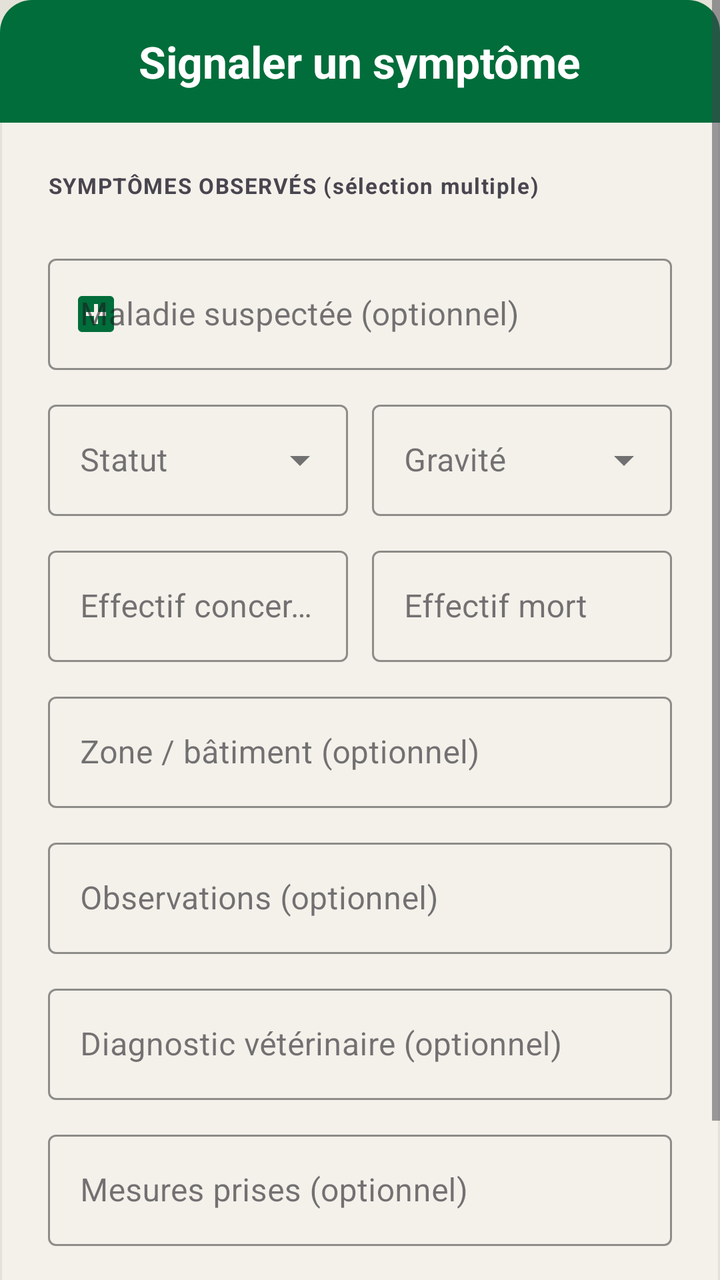
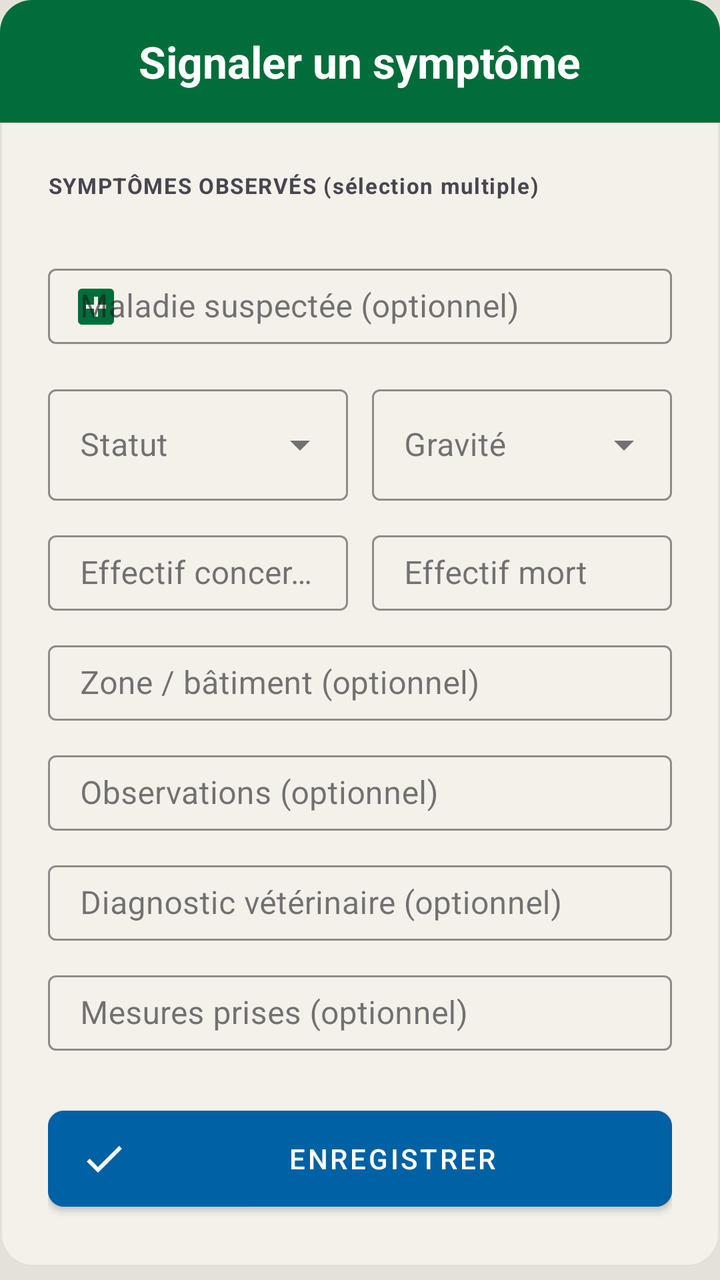

The first picture is an Android layout as it rendered before a commit; the second is the same layout after the commit. The layout source and the unified diff follow.
<!-- AndroidManifest.xml: application theme Theme.Poulailler_copilot -->
<!-- res/layout/dialog_add_disease.xml -->
<?xml version="1.0" encoding="utf-8"?>
<ScrollView xmlns:android="http://schemas.android.com/apk/res/android"
    xmlns:app="http://schemas.android.com/apk/res-auto"
    android:layout_width="match_parent"
    android:layout_height="wrap_content"
    android:maxHeight="650dp">

<LinearLayout
    android:layout_width="match_parent"
    android:layout_height="wrap_content"
    android:orientation="vertical"
    android:background="@drawable/bg_dialog_dark">

    <LinearLayout
        android:layout_width="match_parent"
        android:layout_height="wrap_content"
        android:background="@drawable/bg_dialog_header"
        android:padding="16dp"
        android:gravity="center">
        <TextView
            android:layout_width="wrap_content"
            android:layout_height="wrap_content"
            android:text="Signaler un symptôme"
            android:textColor="@color/white"
            android:textSize="22sp"
            android:textStyle="bold"/>
    </LinearLayout>

    <LinearLayout
        android:layout_width="match_parent"
        android:layout_height="wrap_content"
        android:orientation="vertical"
        android:padding="24dp">

        <TextView
            android:layout_width="match_parent"
            android:layout_height="wrap_content"
            android:text="SYMPTÔMES OBSERVÉS (sélection multiple)"
            android:textColor="@color/text_secondary"
            android:textSize="11sp"
            android:textStyle="bold"
            android:letterSpacing="0.05"
            android:layout_marginBottom="8dp" />

        <com.google.android.material.chip.ChipGroup
            android:id="@+id/chipGroupSymptoms"
            android:layout_width="match_parent"
            android:layout_height="wrap_content"
            android:layout_marginBottom="16dp"
            app:singleLine="false">
            
        </com.google.android.material.chip.ChipGroup>

        <com.google.android.material.textfield.TextInputLayout
            android:layout_width="match_parent"
            android:layout_height="wrap_content"
            android:hint="Maladie suspectée (optionnel)"
            style="@style/Widget.MaterialComponents.TextInputLayout.OutlinedBox"
            android:layout_marginBottom="12dp"
            app:hintTextColor="@color/text_secondary"
            app:boxStrokeColor="@color/primary"
            app:startIconDrawable="@drawable/ic_disease"
            app:startIconTint="@color/primary">
            <com.google.android.material.textfield.TextInputEditText
                android:id="@+id/etSuspectedDisease"
                android:layout_width="match_parent"
                android:layout_height="wrap_content"
                android:textColor="@color/text_primary" />
        </com.google.android.material.textfield.TextInputLayout>

        <LinearLayout
            android:layout_width="match_parent"
            android:layout_height="wrap_content"
            android:orientation="horizontal"
            android:layout_marginBottom="12dp">
            <com.google.android.material.textfield.TextInputLayout
                android:id="@+id/tilDiseaseStatus"
                style="@style/Widget.MaterialComponents.TextInputLayout.OutlinedBox.ExposedDropdownMenu"
                android:layout_width="0dp"
                android:layout_weight="1"
                android:layout_height="wrap_content"
                android:layout_marginEnd="6dp"
                android:hint="Statut"
                app:hintTextColor="@color/text_secondary"
                app:boxStrokeColor="@color/primary">
                <AutoCompleteTextView
                    android:id="@+id/actvDiseaseStatus"
                    android:layout_width="match_parent"
                    android:layout_height="wrap_content"
                    android:inputType="none"
                    android:textColor="@color/text_primary" />
            </com.google.android.material.textfield.TextInputLayout>

            <com.google.android.material.textfield.TextInputLayout
                android:id="@+id/tilDiseaseSeverity"
                style="@style/Widget.MaterialComponents.TextInputLayout.OutlinedBox.ExposedDropdownMenu"
                android:layout_width="0dp"
                android:layout_weight="1"
                android:layout_height="wrap_content"
                android:layout_marginStart="6dp"
                android:hint="Gravité"
                app:hintTextColor="@color/text_secondary"
                app:boxStrokeColor="@color/primary">
                <AutoCompleteTextView
                    android:id="@+id/actvDiseaseSeverity"
                    android:layout_width="match_parent"
                    android:layout_height="wrap_content"
                    android:inputType="none"
                    android:textColor="@color/text_primary" />
            </com.google.android.material.textfield.TextInputLayout>
        </LinearLayout>

        <LinearLayout
            android:layout_width="match_parent"
            android:layout_height="wrap_content"
            android:orientation="horizontal"
            android:layout_marginBottom="12dp">
            <com.google.android.material.textfield.TextInputLayout
                android:layout_width="0dp"
                android:layout_weight="1"
                android:layout_height="wrap_content"
                android:layout_marginEnd="6dp"
                android:hint="Effectif concerné"
                style="@style/Widget.MaterialComponents.TextInputLayout.OutlinedBox"
                app:hintTextColor="@color/text_secondary"
                app:boxStrokeColor="@color/primary">
                <com.google.android.material.textfield.TextInputEditText
                    android:id="@+id/etAffectedCount"
                    android:layout_width="match_parent"
                    android:layout_height="wrap_content"
                    android:inputType="number"
                    android:textColor="@color/text_primary" />
            </com.google.android.material.textfield.TextInputLayout>

            <com.google.android.material.textfield.TextInputLayout
                android:layout_width="0dp"
                android:layout_weight="1"
                android:layout_height="wrap_content"
                android:layout_marginStart="6dp"
                android:hint="Effectif mort"
                style="@style/Widget.MaterialComponents.TextInputLayout.OutlinedBox"
                app:hintTextColor="@color/text_secondary"
                app:boxStrokeColor="@color/primary">
                <com.google.android.material.textfield.TextInputEditText
                    android:id="@+id/etDeathCount"
                    android:layout_width="match_parent"
                    android:layout_height="wrap_content"
                    android:inputType="number"
                    android:textColor="@color/text_primary" />
            </com.google.android.material.textfield.TextInputLayout>
        </LinearLayout>

        <com.google.android.material.textfield.TextInputLayout
            android:layout_width="match_parent"
            android:layout_height="wrap_content"
            android:hint="Zone / bâtiment (optionnel)"
            style="@style/Widget.MaterialComponents.TextInputLayout.OutlinedBox"
            android:layout_marginBottom="12dp"
            app:hintTextColor="@color/text_secondary"
            app:boxStrokeColor="@color/primary">
            <com.google.android.material.textfield.TextInputEditText
                android:id="@+id/etDiseaseZone"
                android:layout_width="match_parent"
                android:layout_height="wrap_content"
                android:textColor="@color/text_primary" />
        </com.google.android.material.textfield.TextInputLayout>

        <com.google.android.material.textfield.TextInputLayout
            android:layout_width="match_parent"
            android:layout_height="wrap_content"
            android:hint="Observations (optionnel)"
            style="@style/Widget.MaterialComponents.TextInputLayout.OutlinedBox"
            android:layout_marginBottom="12dp"
            app:hintTextColor="@color/text_secondary"
            app:boxStrokeColor="@color/primary">
            <com.google.android.material.textfield.TextInputEditText
                android:id="@+id/etObserverNotes"
                android:layout_width="match_parent"
                android:layout_height="wrap_content"
                android:textColor="@color/text_primary" />
        </com.google.android.material.textfield.TextInputLayout>

        <com.google.android.material.textfield.TextInputLayout
            android:layout_width="match_parent"
            android:layout_height="wrap_content"
            android:hint="Diagnostic vétérinaire (optionnel)"
            style="@style/Widget.MaterialComponents.TextInputLayout.OutlinedBox"
            android:layout_marginBottom="12dp"
            app:hintTextColor="@color/text_secondary"
            app:boxStrokeColor="@color/primary">
            <com.google.android.material.textfield.TextInputEditText
                android:id="@+id/etVetDiagnosis"
                android:layout_width="match_parent"
                android:layout_height="wrap_content"
                android:textColor="@color/text_primary" />
        </com.google.android.material.textfield.TextInputLayout>

        <com.google.android.material.textfield.TextInputLayout
            android:layout_width="match_parent"
            android:layout_height="wrap_content"
            android:hint="Mesures prises (optionnel)"
            style="@style/Widget.MaterialComponents.TextInputLayout.OutlinedBox"
            android:layout_marginBottom="24dp"
            app:hintTextColor="@color/text_secondary"
            app:boxStrokeColor="@color/primary">
            <com.google.android.material.textfield.TextInputEditText
                android:id="@+id/etActionsTaken"
                android:layout_width="match_parent"
                android:layout_height="wrap_content"
                android:textColor="@color/text_primary" />
        </com.google.android.material.textfield.TextInputLayout>

        <com.google.android.material.button.MaterialButton
            android:id="@+id/btnSaveDisease"
            android:layout_width="match_parent"
            android:layout_height="60dp"
            android:text="ENREGISTRER"
            android:backgroundTint="@color/accent_blue"
            android:textColor="@color/white"
            app:cornerRadius="8dp"
            app:icon="@drawable/ic_check"
            app:iconTint="@color/white"/>
    </LinearLayout>
</LinearLayout>
</ScrollView>
<!-- resources referenced by this layout -->
<resources>
  <color name="accent_blue">#0061A4</color>
  <color name="primary">#006D3A</color>
  <color name="text_primary">#1C1B1F</color>
  <color name="text_secondary">#49454F</color>
  <color name="white">#FFFFFFFF</color>
  <!-- drawable bg_dialog_dark (drawable) -->
  <?xml version="1.0" encoding="utf-8"?>
  <shape xmlns:android="http://schemas.android.com/apk/res/android">
      <solid android:color="@color/surface" />
      <stroke
          android:width="1dp"
          android:color="@color/off_white" />
      <corners android:radius="16dp" />
  </shape>
  <!-- drawable bg_dialog_header (drawable) -->
  <?xml version="1.0" encoding="utf-8"?>
  <shape xmlns:android="http://schemas.android.com/apk/res/android">
      <solid android:color="@color/primary" />
      <corners
          android:topLeftRadius="16dp"
          android:topRightRadius="16dp" />
  </shape>
  <style name="Theme.Poulailler_copilot" parent="Theme.MaterialComponents.DayNight.NoActionBar">
          
          <item name="colorPrimary">@color/primary</item>
          <item name="colorPrimaryVariant">@color/primary_variant</item>
          <item name="colorOnPrimary">@color/white</item>
  
          
          <item name="colorSecondary">@color/secondary</item>
          <item name="colorSecondaryVariant">@color/secondary_variant</item>
          <item name="colorOnSecondary">@color/white</item>
  
          
          <item name="android:windowBackground">@color/background</item>
          <item name="colorSurface">@color/surface</item>
          <item name="colorOnSurface">@color/text_primary</item>
          <item name="colorOnSurfaceVariant">@color/text_secondary</item>
  
          
          <item name="android:textColorPrimary">@color/text_primary</item>
          <item name="android:textColorSecondary">@color/text_secondary</item>
  
          
          <item name="android:statusBarColor">?attr/colorPrimaryVariant</item>
  
          
          <item name="materialCardViewStyle">@style/Widget.App.CardView</item>
          <item name="shapeAppearanceLargeComponent">@style/ShapeAppearance.App.LargeComponent</item>
  
          
          <item name="materialAlertDialogTheme">@style/ThemeOverlay.App.MaterialAlertDialog</item>
          <item name="alertDialogTheme">@style/ThemeOverlay.App.MaterialAlertDialog</item>
      </style>
  <color name="surface">#F3F1EA</color>
  <color name="off_white">#E4E2D8</color>
  <color name="primary_variant">#004D22</color>
  <color name="secondary">#43A047</color>
  <color name="secondary_variant">#2E7D32</color>
  <color name="background">@color/off_white</color>
  <style name="Widget.App.CardView" parent="Widget.MaterialComponents.CardView">
          <item name="cardElevation">2dp</item>
          <item name="cardCornerRadius">16dp</item>
          <item name="cardBackgroundColor">@color/surface</item>
          <item name="strokeWidth">0dp</item>
      </style>
  <style name="ShapeAppearance.App.LargeComponent" parent="ShapeAppearance.MaterialComponents.LargeComponent">
          <item name="cornerFamily">rounded</item>
          <item name="cornerSize">16dp</item>
      </style>
  <style name="ThemeOverlay.App.MaterialAlertDialog" parent="ThemeOverlay.MaterialComponents.MaterialAlertDialog">
          <item name="colorSurface">@color/surface</item>
          <item name="colorOnSurface">@color/text_primary</item>
          <item name="android:textColorPrimary">@color/text_primary</item>
      </style>
  <!-- unchanged entries left out for length: 2 -->
</resources>

<!-- the commit's change to res/layout/dialog_add_disease.xml (unified diff, before → after) -->
@@ -55,13 +55,14 @@
             android:layout_width="match_parent"
             android:layout_height="wrap_content"
             android:hint="Maladie suspectée (optionnel)"
-            style="@style/Widget.MaterialComponents.TextInputLayout.OutlinedBox"
+            style="@style/Widget.MaterialComponents.TextInputLayout.OutlinedBox.Dense"
             android:layout_marginBottom="12dp"
             app:hintTextColor="@color/text_secondary"
             app:boxStrokeColor="@color/primary"
             app:startIconDrawable="@drawable/ic_disease"
             app:startIconTint="@color/primary">
             <com.google.android.material.textfield.TextInputEditText
+        style="@style/Widget.App.TextInputEditText"
                 android:id="@+id/etSuspectedDisease"
                 android:layout_width="match_parent"
                 android:layout_height="wrap_content"
@@ -121,10 +122,11 @@
                 android:layout_height="wrap_content"
                 android:layout_marginEnd="6dp"
                 android:hint="Effectif concerné"
-                style="@style/Widget.MaterialComponents.TextInputLayout.OutlinedBox"
+                style="@style/Widget.MaterialComponents.TextInputLayout.OutlinedBox.Dense"
                 app:hintTextColor="@color/text_secondary"
                 app:boxStrokeColor="@color/primary">
                 <com.google.android.material.textfield.TextInputEditText
+        style="@style/Widget.App.TextInputEditText"
                     android:id="@+id/etAffectedCount"
                     android:layout_width="match_parent"
                     android:layout_height="wrap_content"
@@ -138,10 +140,11 @@
                 android:layout_height="wrap_content"
                 android:layout_marginStart="6dp"
                 android:hint="Effectif mort"
-                style="@style/Widget.MaterialComponents.TextInputLayout.OutlinedBox"
+                style="@style/Widget.MaterialComponents.TextInputLayout.OutlinedBox.Dense"
                 app:hintTextColor="@color/text_secondary"
                 app:boxStrokeColor="@color/primary">
                 <com.google.android.material.textfield.TextInputEditText
+        style="@style/Widget.App.TextInputEditText"
                     android:id="@+id/etDeathCount"
                     android:layout_width="match_parent"
                     android:layout_height="wrap_content"
@@ -154,11 +157,12 @@
             android:layout_width="match_parent"
             android:layout_height="wrap_content"
             android:hint="Zone / bâtiment (optionnel)"
-            style="@style/Widget.MaterialComponents.TextInputLayout.OutlinedBox"
-            android:layout_marginBottom="12dp"
-            app:hintTextColor="@color/text_secondary"
-            app:boxStrokeColor="@color/primary">
-            <com.google.android.material.textfield.TextInputEditText
+            style="@style/Widget.MaterialComponents.TextInputLayout.OutlinedBox.Dense"
+            android:layout_marginBottom="12dp"
+            app:hintTextColor="@color/text_secondary"
+            app:boxStrokeColor="@color/primary">
+            <com.google.android.material.textfield.TextInputEditText
+        style="@style/Widget.App.TextInputEditText"
                 android:id="@+id/etDiseaseZone"
                 android:layout_width="match_parent"
                 android:layout_height="wrap_content"
@@ -169,11 +173,12 @@
             android:layout_width="match_parent"
             android:layout_height="wrap_content"
             android:hint="Observations (optionnel)"
-            style="@style/Widget.MaterialComponents.TextInputLayout.OutlinedBox"
-            android:layout_marginBottom="12dp"
-            app:hintTextColor="@color/text_secondary"
-            app:boxStrokeColor="@color/primary">
-            <com.google.android.material.textfield.TextInputEditText
+            style="@style/Widget.MaterialComponents.TextInputLayout.OutlinedBox.Dense"
+            android:layout_marginBottom="12dp"
+            app:hintTextColor="@color/text_secondary"
+            app:boxStrokeColor="@color/primary">
+            <com.google.android.material.textfield.TextInputEditText
+        style="@style/Widget.App.TextInputEditText"
                 android:id="@+id/etObserverNotes"
                 android:layout_width="match_parent"
                 android:layout_height="wrap_content"
@@ -184,11 +189,12 @@
             android:layout_width="match_parent"
             android:layout_height="wrap_content"
             android:hint="Diagnostic vétérinaire (optionnel)"
-            style="@style/Widget.MaterialComponents.TextInputLayout.OutlinedBox"
-            android:layout_marginBottom="12dp"
-            app:hintTextColor="@color/text_secondary"
-            app:boxStrokeColor="@color/primary">
-            <com.google.android.material.textfield.TextInputEditText
+            style="@style/Widget.MaterialComponents.TextInputLayout.OutlinedBox.Dense"
+            android:layout_marginBottom="12dp"
+            app:hintTextColor="@color/text_secondary"
+            app:boxStrokeColor="@color/primary">
+            <com.google.android.material.textfield.TextInputEditText
+        style="@style/Widget.App.TextInputEditText"
                 android:id="@+id/etVetDiagnosis"
                 android:layout_width="match_parent"
                 android:layout_height="wrap_content"
@@ -199,11 +205,12 @@
             android:layout_width="match_parent"
             android:layout_height="wrap_content"
             android:hint="Mesures prises (optionnel)"
-            style="@style/Widget.MaterialComponents.TextInputLayout.OutlinedBox"
+            style="@style/Widget.MaterialComponents.TextInputLayout.OutlinedBox.Dense"
             android:layout_marginBottom="24dp"
             app:hintTextColor="@color/text_secondary"
             app:boxStrokeColor="@color/primary">
             <com.google.android.material.textfield.TextInputEditText
+        style="@style/Widget.App.TextInputEditText"
                 android:id="@+id/etActionsTaken"
                 android:layout_width="match_parent"
                 android:layout_height="wrap_content"
<!-- resource entries referenced after the edit -->
@@ -22,6 +22,11 @@
           android:topLeftRadius="16dp"
           android:topRightRadius="16dp" />
   </shape>
+  <style name="Widget.App.TextInputEditText" parent="Widget.MaterialComponents.TextInputEditText.OutlinedBox.Dense">
+          <item name="android:paddingTop">8dp</item>
+          <item name="android:paddingBottom">8dp</item>
+          <item name="android:minHeight">0dp</item>
+      </style>
   <style name="Theme.Poulailler_copilot" parent="Theme.MaterialComponents.DayNight.NoActionBar">
           
           <item name="colorPrimary">@color/primary</item>
@@ -51,6 +56,10 @@
           <item name="shapeAppearanceLargeComponent">@style/ShapeAppearance.App.LargeComponent</item>
   
           
+          <item name="editTextStyle">@style/Widget.App.TextInputEditText</item>
+          <item name="textInputStyle">@style/Widget.App.TextInputLayout</item>
+  
+          
           <item name="materialAlertDialogTheme">@style/ThemeOverlay.App.MaterialAlertDialog</item>
           <item name="alertDialogTheme">@style/ThemeOverlay.App.MaterialAlertDialog</item>
       </style>
@@ -70,6 +79,7 @@
           <item name="cornerFamily">rounded</item>
           <item name="cornerSize">16dp</item>
       </style>
+  <style name="Widget.App.TextInputLayout" parent="Widget.MaterialComponents.TextInputLayout.OutlinedBox.Dense" />
   <style name="ThemeOverlay.App.MaterialAlertDialog" parent="ThemeOverlay.MaterialComponents.MaterialAlertDialog">
           <item name="colorSurface">@color/surface</item>
           <item name="colorOnSurface">@color/text_primary</item>
